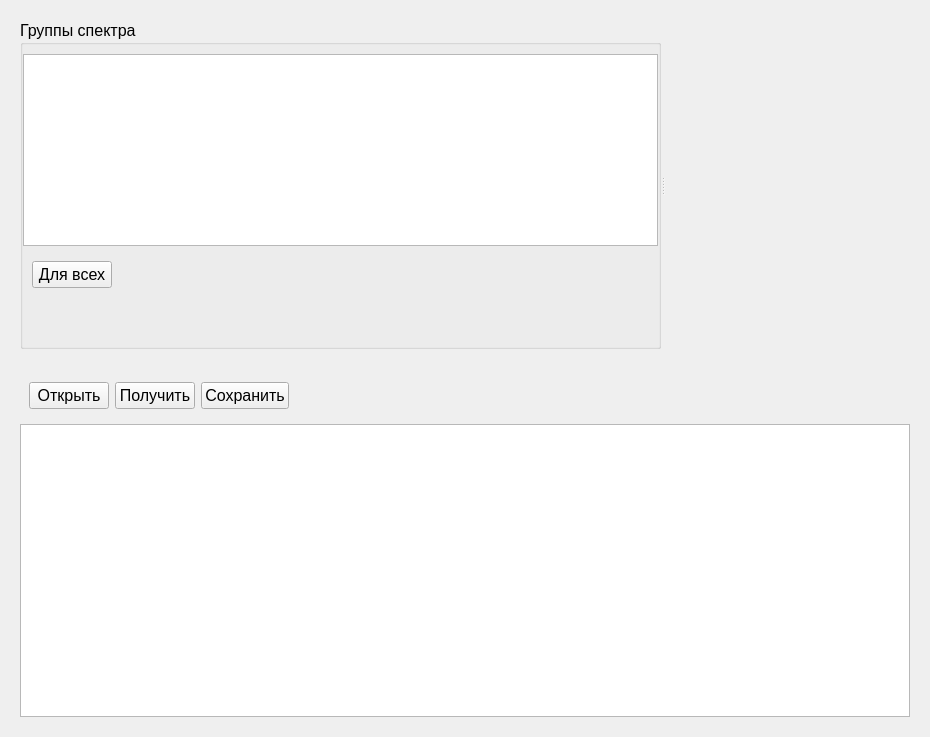
This is sprspectrumlisttablewidget.ui in longway34/SeparatorQt as Qt 5 draws it before an edit. The edited form follows.
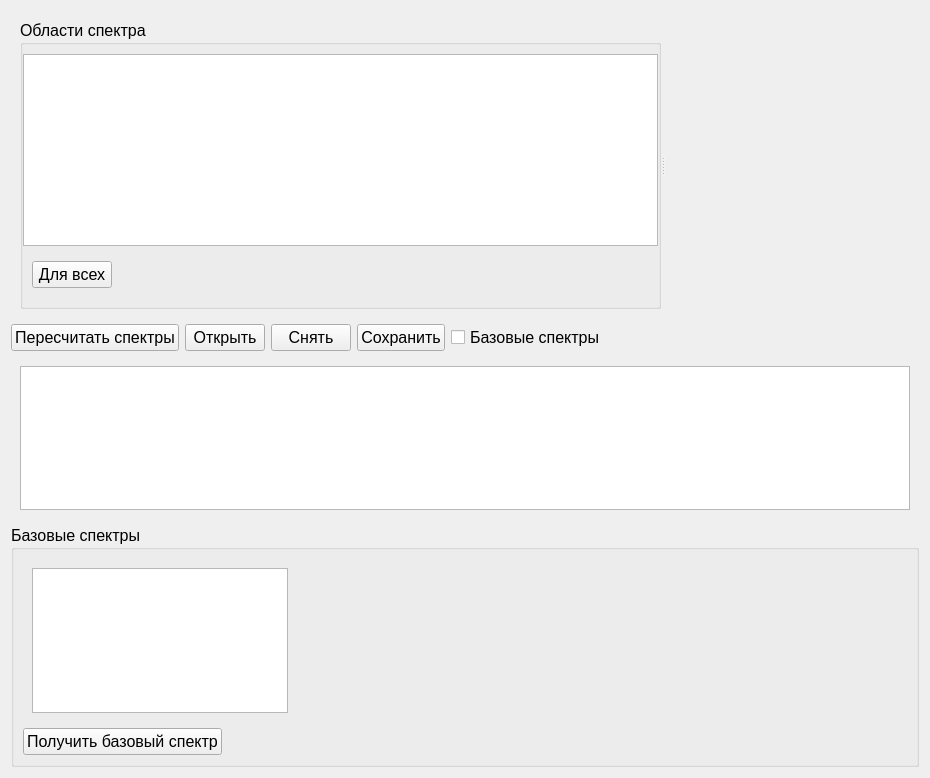
This is the edited form. Icons and pictures are not drawn. Custom widgets are drawn as their Qt base class.

Patch:
```diff
--- a/sprspectrumlisttablewidget.ui
+++ b/sprspectrumlisttablewidget.ui
@@ -7,15 +7,21 @@
     <x>0</x>
     <y>0</y>
     <width>930</width>
-    <height>737</height>
+    <height>778</height>
    </rect>
   </property>
   <property name="sizePolicy">
-   <sizepolicy hsizetype="Preferred" vsizetype="Minimum">
+   <sizepolicy hsizetype="Preferred" vsizetype="Preferred">
     <horstretch>0</horstretch>
     <verstretch>0</verstretch>
    </sizepolicy>
   </property>
+  <property name="maximumSize">
+   <size>
+    <width>16777215</width>
+    <height>1020</height>
+   </size>
+  </property>
   <property name="font">
    <font>
     <family>Tahoma</family>
@@ -28,7 +34,7 @@
   <layout class="QVBoxLayout" name="verticalLayout_3">
    <item>
     <widget class="QWidget" name="widget" native="true">
-     <layout class="QHBoxLayout" name="horizontalLayout">
+     <layout class="QHBoxLayout" name="horizontalLayout_2">
       <item>
        <widget class="QSplitter" name="splitter">
         <property name="orientation">
@@ -42,7 +48,7 @@
           </sizepolicy>
          </property>
          <property name="title">
-          <string>Группы спектра</string>
+          <string>Области спектра</string>
          </property>
          <layout class="QVBoxLayout" name="verticalLayout_2">
           <property name="leftMargin">
@@ -153,13 +159,18 @@
     </widget>
    </item>
    <item>
-    <widget class="QWidget" name="widget_4" native="true">
-     <layout class="QVBoxLayout" name="verticalLayout">
-      <item>
-       <widget class="QWidget" name="widget_3" native="true">
-        <layout class="QHBoxLayout" name="horizontalLayout_2">
-         <item>
           <layout class="QHBoxLayout" name="horizontalLayout_3">
+     <item>
+      <widget class="QPushButton" name="pushButton_5">
+       <property name="text">
+        <string>Пересчитать спектры</string>
+       </property>
+       <property name="icon">
+        <iconset resource="icons.qrc">
+         <normaloff>:/icons/icons/b_refresh_green.png</normaloff>:/icons/icons/b_refresh_green.png</iconset>
+       </property>
+      </widget>
+     </item>
            <item>
             <widget class="QPushButton" name="pushButton_2">
              <property name="text">
@@ -174,7 +185,7 @@
            <item>
             <widget class="QPushButton" name="pushButton_3">
              <property name="text">
-              <string>Получить</string>
+        <string>Снять</string>
              </property>
              <property name="icon">
               <iconset resource="icons.qrc">
@@ -199,10 +210,15 @@
              </property>
             </widget>
            </item>
-          </layout>
+     <item>
+      <widget class="QCheckBox" name="cbBasetSpectrumVisible">
+       <property name="text">
+        <string>Базовые спектры</string>
+       </property>
+      </widget>
          </item>
          <item>
-          <spacer name="horizontalSpacer_2">
+      <spacer name="horizontalSpacer_5">
            <property name="orientation">
             <enum>Qt::Horizontal</enum>
            </property>
@@ -215,10 +231,24 @@
           </spacer>
          </item>
         </layout>
-       </widget>
-      </item>
+   </item>
+   <item>
+    <widget class="QWidget" name="widget_4" native="true">
+     <property name="sizePolicy">
+      <sizepolicy hsizetype="Preferred" vsizetype="Preferred">
+       <horstretch>0</horstretch>
+       <verstretch>0</verstretch>
+      </sizepolicy>
+     </property>
+     <layout class="QHBoxLayout" name="horizontalLayout">
       <item>
        <widget class="SPRSpectrumListTable" name="tListSpectrumItem">
+        <property name="sizePolicy">
+         <sizepolicy hsizetype="Preferred" vsizetype="Preferred">
+          <horstretch>0</horstretch>
+          <verstretch>0</verstretch>
+         </sizepolicy>
+        </property>
         <property name="selectionBehavior">
          <enum>QAbstractItemView::SelectRows</enum>
         </property>
@@ -227,6 +257,104 @@
      </layout>
     </widget>
    </item>
+   <item>
+    <widget class="QGroupBox" name="gbBasetSpectrums">
+     <property name="sizePolicy">
+      <sizepolicy hsizetype="Preferred" vsizetype="Preferred">
+       <horstretch>0</horstretch>
+       <verstretch>0</verstretch>
+      </sizepolicy>
+     </property>
+     <property name="title">
+      <string>Базовые спектры</string>
+     </property>
+     <layout class="QVBoxLayout" name="verticalLayout">
+      <item>
+       <widget class="QWidget" name="widget_5" native="true">
+        <layout class="QHBoxLayout" name="horizontalLayout_5">
+         <item>
+          <widget class="SPRSpectrumBasedListTable" name="tListBasedSpectrumItem">
+           <property name="sizePolicy">
+            <sizepolicy hsizetype="Preferred" vsizetype="Preferred">
+             <horstretch>0</horstretch>
+             <verstretch>0</verstretch>
+            </sizepolicy>
+           </property>
+           <property name="minimumSize">
+            <size>
+             <width>0</width>
+             <height>0</height>
+            </size>
+           </property>
+          </widget>
+         </item>
+         <item>
+          <spacer name="horizontalSpacer_3">
+           <property name="orientation">
+            <enum>Qt::Horizontal</enum>
+           </property>
+           <property name="sizeHint" stdset="0">
+            <size>
+             <width>40</width>
+             <height>20</height>
+            </size>
+           </property>
+          </spacer>
+         </item>
+        </layout>
+       </widget>
+      </item>
+      <item>
+       <widget class="QWidget" name="widget_6" native="true">
+        <layout class="QHBoxLayout" name="horizontalLayout_6">
+         <property name="leftMargin">
+          <number>0</number>
+         </property>
+         <property name="topMargin">
+          <number>0</number>
+         </property>
+         <property name="rightMargin">
+          <number>0</number>
+         </property>
+         <property name="bottomMargin">
+          <number>0</number>
+         </property>
+         <item>
+          <widget class="QPushButton" name="bGetBaseSpectrum">
+           <property name="text">
+            <string>Получить базовый спектр</string>
+           </property>
+           <property name="icon">
+            <iconset resource="icons.qrc">
+             <normaloff>:/icons/icons/b_Get_Base_Spectrum.png</normaloff>:/icons/icons/b_Get_Base_Spectrum.png</iconset>
+           </property>
+           <property name="iconSize">
+            <size>
+             <width>32</width>
+             <height>32</height>
+            </size>
+           </property>
+          </widget>
+         </item>
+         <item>
+          <spacer name="horizontalSpacer_4">
+           <property name="orientation">
+            <enum>Qt::Horizontal</enum>
+           </property>
+           <property name="sizeHint" stdset="0">
+            <size>
+             <width>40</width>
+             <height>20</height>
+            </size>
+           </property>
+          </spacer>
+         </item>
+        </layout>
+       </widget>
+      </item>
+     </layout>
+    </widget>
+   </item>
   </layout>
  </widget>
  <customwidgets>
@@ -245,6 +373,11 @@
    <extends>QTableWidget</extends>
    <header>sprspectrumlisttable.h</header>
   </customwidget>
+  <customwidget>
+   <class>SPRSpectrumBasedListTable</class>
+   <extends>QTableWidget</extends>
+   <header>sprspectrumbasedlisttable.h</header>
+  </customwidget>
  </customwidgets>
  <resources>
   <include location="icons.qrc"/>
```
Left out of the diff: 19 changed lines with no effect on the pictures. Lines whose indentation alone changed are shown as unchanged.
